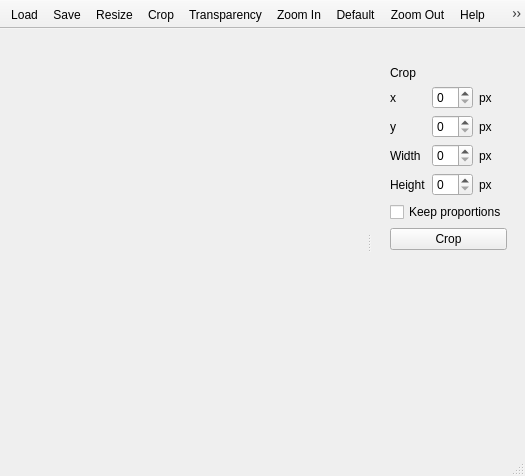
The window that ui/mainwindow.ui (probonopd/mu-image) describes before a commit, drawn with Qt 5.
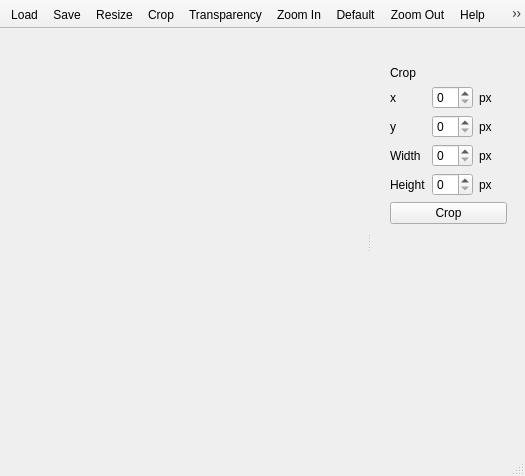
The same window after the commit. Icons and pictures are not drawn.

Commit message: remove the keep proportions for crop

Diff of the .ui file:
```diff
--- a/ui/mainwindow.ui
+++ b/ui/mainwindow.ui
@@ -228,13 +228,6 @@
          <item row="12" column="1">
           <widget class="QSpinBox" name="cropHeightSpinBox"/>
          </item>
-         <item row="15" column="0" colspan="3">
-          <widget class="QCheckBox" name="checkBox_2">
-           <property name="text">
-            <string>Keep proportions</string>
-           </property>
-          </widget>
-         </item>
          <item row="2" column="0">
           <widget class="QLabel" name="label_11">
            <property name="text">
@@ -242,7 +235,7 @@
            </property>
           </widget>
          </item>
-         <item row="17" column="0">
+         <item row="16" column="0">
           <spacer name="verticalSpacer_2">
            <property name="orientation">
             <enum>Qt::Vertical</enum>
@@ -282,7 +275,7 @@
            </property>
           </widget>
          </item>
-         <item row="16" column="0" colspan="3">
+         <item row="15" column="0" colspan="3">
           <widget class="QPushButton" name="cropButton">
            <property name="text">
             <string>Crop</string>
```
Left out of the diff: 1 changed line with no effect on the pictures. The commit also changes 1 other file.
